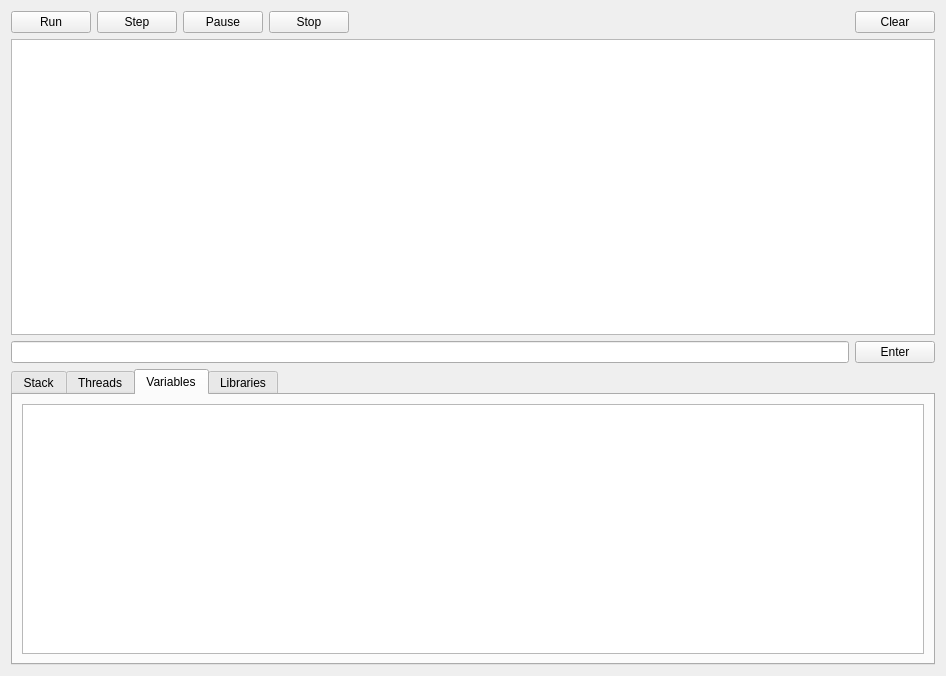
Old version of the form editor/ui/Debugger.ui in the repository kipr/kiss.
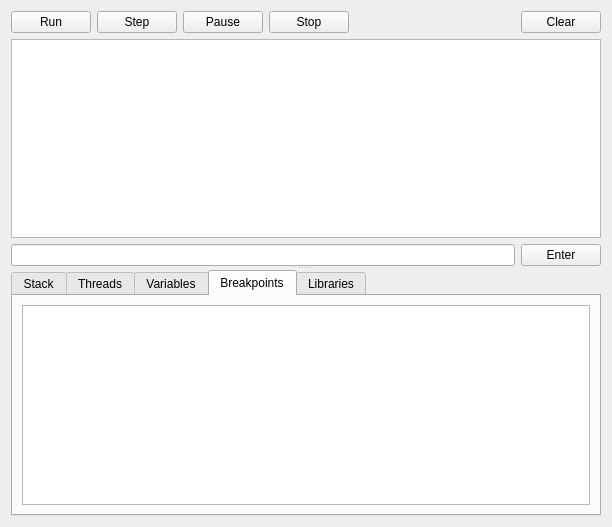
New version of the form. The open tabs and pages were chosen to show the change. Icons and pictures are not drawn.

Commit message: Began cleaning some stuff up, further work on debugger.

Diff of the .ui file:
```diff
--- a/editor/ui/Debugger.ui
+++ b/editor/ui/Debugger.ui
@@ -6,14 +6,33 @@
    <rect>
     <x>0</x>
     <y>0</y>
-    <width>946</width>
-    <height>676</height>
+    <width>612</width>
+    <height>527</height>
    </rect>
   </property>
   <property name="windowTitle">
    <string>Debugger</string>
   </property>
-  <layout class="QVBoxLayout" name="verticalLayout" stretch="0,0,0,0">
+  <layout class="QVBoxLayout" name="verticalLayout">
+   <item>
+    <widget class="QSplitter" name="splitter">
+     <property name="orientation">
+      <enum>Qt::Vertical</enum>
+     </property>
+     <widget class="QFrame" name="frame">
+      <property name="frameShape">
+       <enum>QFrame::NoFrame</enum>
+      </property>
+      <property name="frameShadow">
+       <enum>QFrame::Plain</enum>
+      </property>
+      <property name="lineWidth">
+       <number>0</number>
+      </property>
+      <layout class="QVBoxLayout" name="verticalLayout_5">
+       <property name="margin">
+        <number>0</number>
+       </property>
    <item>
     <layout class="QHBoxLayout" name="horizontalLayout">
      <property name="sizeConstraint">
@@ -121,7 +140,8 @@
      </item>
     </layout>
    </item>
-   <item>
+      </layout>
+     </widget>
     <widget class="QTabWidget" name="ui_tabWidget">
      <property name="sizePolicy">
       <sizepolicy hsizetype="Expanding" vsizetype="MinimumExpanding">
@@ -139,7 +159,7 @@
       <enum>QTabWidget::Rounded</enum>
      </property>
      <property name="currentIndex">
-      <number>0</number>
+       <number>2</number>
      </property>
      <property name="movable">
       <bool>true</bool>
@@ -168,12 +188,22 @@
       <attribute name="title">
        <string>Variables</string>
       </attribute>
-      <layout class="QVBoxLayout" name="verticalLayout_5">
+       <layout class="QVBoxLayout" name="verticalLayout_7">
        <item>
         <widget class="QListWidget" name="ui_variables"/>
        </item>
       </layout>
      </widget>
+      <widget class="QWidget" name="ui_breakpointTab">
+       <attribute name="title">
+        <string>Breakpoints</string>
+       </attribute>
+       <layout class="QVBoxLayout" name="verticalLayout_3">
+        <item>
+         <widget class="QListWidget" name="ui_breakpoints"/>
+        </item>
+       </layout>
+      </widget>
      <widget class="QWidget" name="ui_librariesTab">
       <attribute name="title">
        <string>Libraries</string>
@@ -190,6 +220,7 @@
         </widget>
        </item>
       </layout>
+      </widget>
      </widget>
     </widget>
    </item>
```
Lines whose indentation alone changed are shown as unchanged. The commit also changes 22 other files.
